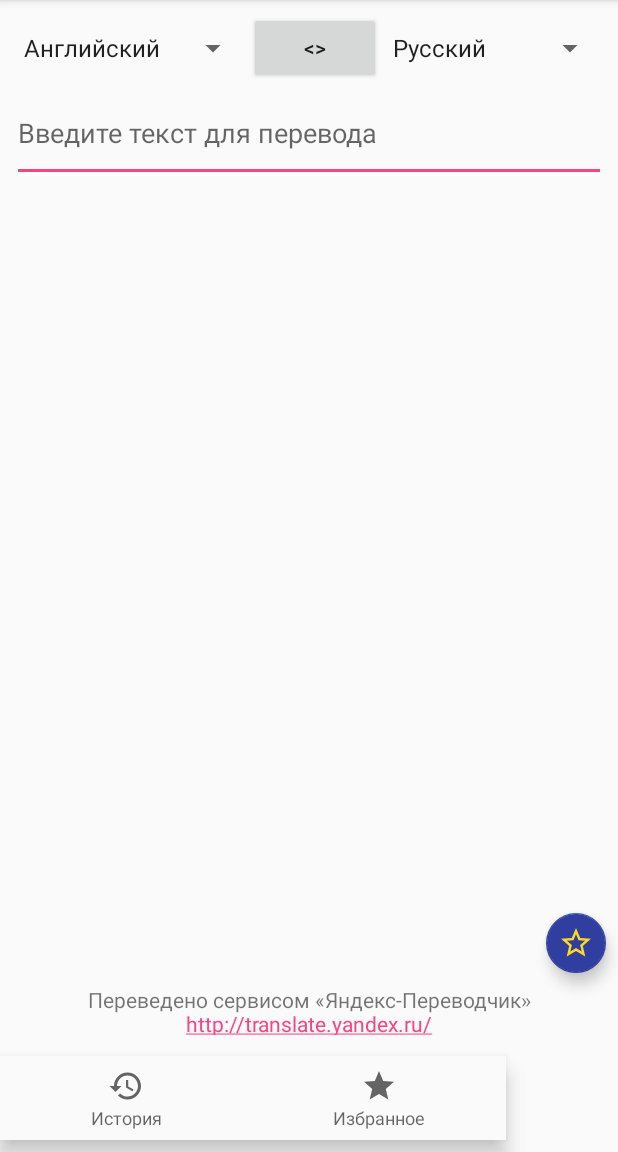
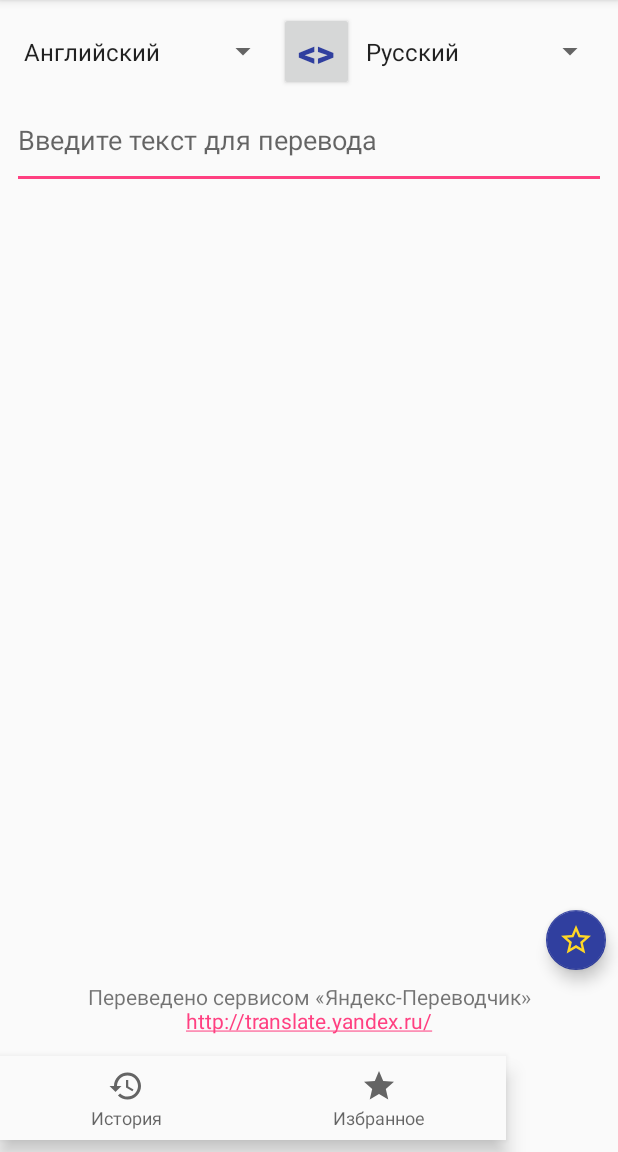
Before and after one commit to gluhow/Translator, an Android app: the screen it shows after launch (MainActivity), on a phone screen of 412 x 824 dp, the part 84-1236 px from its top. Run offline under Robolectric (Android 15) with nearby library versions, the phone set to English and light mode, and no system bars.

Commit message:
Поменял чуть-чуть вид кнопи смены языков

```diff
--- a/app/src/main/res/layout/activity_main.xml
+++ b/app/src/main/res/layout/activity_main.xml
@@ -22,15 +22,20 @@
 
     <Button
         android:id="@+id/buttonSwap"
-        android:layout_width="wrap_content"
+        android:layout_width="50dp"
         android:layout_height="wrap_content"
         android:layout_marginEnd="8dp"
-        android:layout_marginLeft="8dp"
-        android:layout_marginRight="8dp"
+        android:layout_marginLeft="0dp"
+        android:layout_marginRight="0dp"
         android:layout_marginStart="8dp"
         android:layout_marginTop="8dp"
         android:onClick="OnSwapLanguage"
         android:text="@string/editChangeLang"
+        android:textAlignment="center"
+        android:textAllCaps="false"
+        android:textColor="@color/colorPrimaryDark"
+        android:textSize="24sp"
+        android:textStyle="bold"
         app:layout_constraintHorizontal_bias="0.514"
         app:layout_constraintLeft_toLeftOf="parent"
         app:layout_constraintRight_toRightOf="parent"
@@ -90,18 +95,18 @@
     <TextView
         android:id="@+id/copyright"
         android:layout_width="0dp"
-        android:layout_height="33dp"
+        android:layout_height="wrap_content"
         android:layout_marginBottom="78dp"
+        android:layout_marginEnd="8dp"
         android:layout_marginLeft="8dp"
         android:layout_marginRight="8dp"
+        android:layout_marginStart="8dp"
         android:autoLink="web"
         android:gravity="center_horizontal"
         android:text="Переведено сервисом «Яндекс-Переводчик»\nhttp://translate.yandex.ru/"
         app:layout_constraintBottom_toBottomOf="parent"
         app:layout_constraintLeft_toLeftOf="parent"
-        app:layout_constraintRight_toRightOf="parent"
-        android:layout_marginStart="8dp"
-        android:layout_marginEnd="8dp" />
+        app:layout_constraintRight_toRightOf="parent" />
 
     <android.support.design.widget.FloatingActionButton
         android:id="@+id/favoritesButton"
@@ -122,7 +127,7 @@
         android:id="@+id/wordListView"
         android:layout_width="0dp"
         android:layout_height="0dp"
-        android:layout_marginBottom="78dp"
+        android:layout_marginBottom="80dp"
         android:layout_marginLeft="8dp"
         android:layout_marginRight="8dp"
         android:layout_marginTop="8dp"
```
